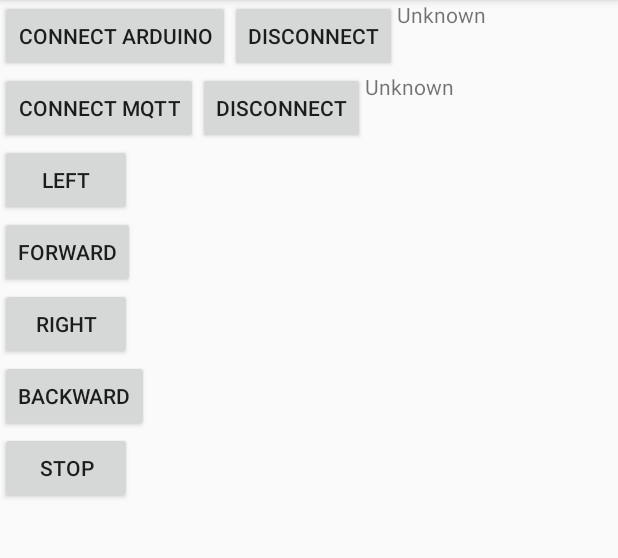
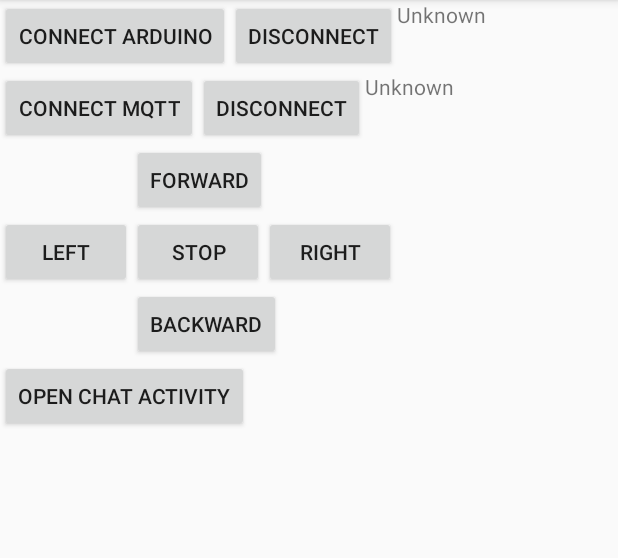
Before and after one commit to wferreira/agencyrobot-android, an Android app: the screen it shows after launch (MainActivity), on a phone screen of 412 x 824 dp, the part 84-642 px from its top. Run offline under Robolectric (Android 15) with nearby library versions, the phone set to English and light mode, and no system bars; our stand-ins replace ButterKnife; libraries missing offline, so code that uses them is left out: com.hoho.android, org.eclipse.paho; 2 statements that could not run were skipped.

Commit message:
add mqtt connexion

```diff
--- a/app/build.gradle
+++ b/app/build.gradle
@@ -10,7 +10,7 @@ android {
 
     defaultConfig {
         applicationId "fr.intact.agencyrobot"
-        minSdkVersion 22
+        minSdkVersion 21
         targetSdkVersion 28
         versionCode 1
         versionName "1.0"
@@ -44,4 +44,6 @@ dependencies {
     implementation 'org.eclipse.paho:org.eclipse.paho.client.mqttv3:1.1.0'
     implementation 'org.eclipse.paho:org.eclipse.paho.android.service:1.1.1'
     implementation 'com.android.support:localbroadcastmanager:28.0.0'
+
+    implementation ('org.jitsi.react:jitsi-meet-sdk:2.+') { transitive = true }
 }
--- a/app/src/main/AndroidManifest.xml
+++ b/app/src/main/AndroidManifest.xml
@@ -9,13 +9,17 @@
         android:roundIcon="@mipmap/ic_launcher_round"
         android:supportsRtl="true"
         android:theme="@style/AppTheme">
-        <activity android:name=".MainActivity">
+        <activity android:name=".MainActivity"
+            android:screenOrientation="portrait">
             <intent-filter>
                 <action android:name="android.intent.action.MAIN" />
 
                 <category android:name="android.intent.category.LAUNCHER" />
             </intent-filter>
         </activity>
+
+        <activity android:name=".ChatActivity"
+            android:screenOrientation="portrait"></activity>
 
         <service android:name="org.eclipse.paho.android.service.MqttService"></service>
     </application>
--- /dev/null
+++ b/app/src/main/java/fr/intact/agencyrobot/ChatActivity.java
@@ -0,0 +1,6 @@
+package fr.intact.agencyrobot;
+
+import org.jitsi.meet.sdk.JitsiMeetActivity;
+
+public class ChatActivity extends JitsiMeetActivity {
+}
--- a/app/src/main/java/fr/intact/agencyrobot/service/MqttListenerService.java
+++ b/app/src/main/java/fr/intact/agencyrobot/service/MqttListenerService.java
@@ -18,17 +18,40 @@ public class MqttListenerService {
 
     private MqttAndroidClient client;
 
-    public MqttListenerService(Context applicationContext){
+    private SerialService serialService;
+
+    public MqttListenerService(Context applicationContext, SerialService serialService){
+        this.serialService = serialService;
         String clientId = MqttClient.generateClientId();
         client = new MqttAndroidClient(applicationContext, CLOUDMQTT_URL, clientId);
     }
 
-    public IMqttToken connect() throws MqttException {
+    public void connectAndListen() throws MqttException {
         MqttConnectOptions options = new MqttConnectOptions();
         options.setUserName(CLOUDMQTT_USER);
         options.setPassword(CLOUDMQTT_PWD.toCharArray());
 
-        return client.connect(options);
+        MqttListenerService self = this;
+
+        client.connect(options).setActionCallback(new IMqttActionListener(){
+
+            @Override
+            public void onSuccess(IMqttToken asyncActionToken) {
+                System.out.println("Mqtt connect success");
+                try {
+                    //asyncActionToken.getClient().su
+                    self.subscribe();
+                } catch (MqttException e) {
+                    e.printStackTrace();
+                }
+            }
+
+            @Override
+            public void onFailure(IMqttToken asyncActionToken, Throwable exception) {
+                System.out.println("Mqtt connect failure");
+                exception.printStackTrace();
+            }
+        });
     }
 
     public void disconnect() throws MqttException {
@@ -46,6 +69,26 @@ public class MqttListenerService {
     }
 
     public void subscribe() throws MqttException {
-        IMqttToken subToken = client.subscribe(CLOUDMQTT_TOPIC, 1, (topic, message) -> System.out.println("MESSAGE RECEIVED : "+message.toString()));
+        client.subscribe(CLOUDMQTT_TOPIC, 1, (topic, message) -> {
+            System.out.println("MESSAGE RECEIVED : "+message.toString());
+            switch (message.toString()){
+                case "F":
+                    serialService.forward();
+                    break;
+                case "B":
+                    serialService.backward();
+                    break;
+                case "L":
+                    serialService.turnLeft();
+                    break;
+                case "R":
+                    serialService.turnRight();
+                    break;
+                case "S":
+                    serialService.stop();
+                    break;
+            }
+
+        });
     }
 }
--- a/app/src/main/res/layout/activity_main.xml
+++ b/app/src/main/res/layout/activity_main.xml
@@ -56,43 +56,52 @@
 
 
     <Button
+        android:id="@+id/top_arrow"
+        android:layout_width="wrap_content"
+        android:layout_height="wrap_content"
+        android:text="Forward"
+        app:layout_constraintLeft_toRightOf="@id/left_arrow"
+        app:layout_constraintTop_toBottomOf="@id/connect_mqtt" />
+
+    <Button
         android:id="@+id/left_arrow"
         android:layout_width="wrap_content"
         android:layout_height="wrap_content"
         android:text="Left"
         app:layout_constraintLeft_toLeftOf="parent"
-        app:layout_constraintTop_toBottomOf="@id/connect_mqtt" />
+        app:layout_constraintTop_toBottomOf="@id/top_arrow" />
 
     <Button
-        android:id="@+id/top_arrow"
+        android:id="@+id/stop_arrow"
         android:layout_width="wrap_content"
         android:layout_height="wrap_content"
-        android:text="Forward"
-        app:layout_constraintLeft_toLeftOf="parent"
-        app:layout_constraintTop_toBottomOf="@+id/left_arrow" />
+        android:text="Stop"
+        app:layout_constraintLeft_toRightOf="@id/left_arrow"
+        app:layout_constraintTop_toBottomOf="@+id/top_arrow" />
 
     <Button
         android:id="@+id/right_arrow"
         android:layout_width="wrap_content"
         android:layout_height="wrap_content"
         android:text="Right"
-        app:layout_constraintLeft_toLeftOf="parent"
+        app:layout_constraintLeft_toRightOf="@id/stop_arrow"
         app:layout_constraintTop_toBottomOf="@+id/top_arrow" />
+
 
     <Button
         android:id="@+id/bottom_arrow"
         android:layout_width="wrap_content"
         android:layout_height="wrap_content"
         android:text="Backward"
-        app:layout_constraintLeft_toLeftOf="parent"
+        app:layout_constraintLeft_toRightOf="@id/left_arrow"
         app:layout_constraintTop_toBottomOf="@+id/right_arrow" />
 
     <Button
-        android:id="@+id/stop_arrow"
+        android:id="@+id/open_chat_button"
         android:layout_width="wrap_content"
         android:layout_height="wrap_content"
-        android:text="Stop"
+        android:text="Open chat activity"
         app:layout_constraintLeft_toLeftOf="parent"
-        app:layout_constraintTop_toBottomOf="@+id/bottom_arrow" />
+        app:layout_constraintTop_toBottomOf="@id/bottom_arrow" />
 
 </androidx.constraintlayout.widget.ConstraintLayout>
--- a/build.gradle
+++ b/build.gradle
@@ -22,6 +22,7 @@ allprojects {
         jcenter()
         maven { url 'https://jitpack.io' }
         maven { url 'https://repo.eclipse.org/content/repositories/paho-snapshots/' }
+        maven { url "https://github.com/jitsi/jitsi-maven-repository/raw/master/releases" }
     }
 }
 
```
Also changed, not shown: app/src/main/java/fr/intact/agencyrobot/MainActivity.java (+14 -47 lines), app/src/main/java/fr/intact/agencyrobot/service/SerialService.java (+47 -1 lines).
